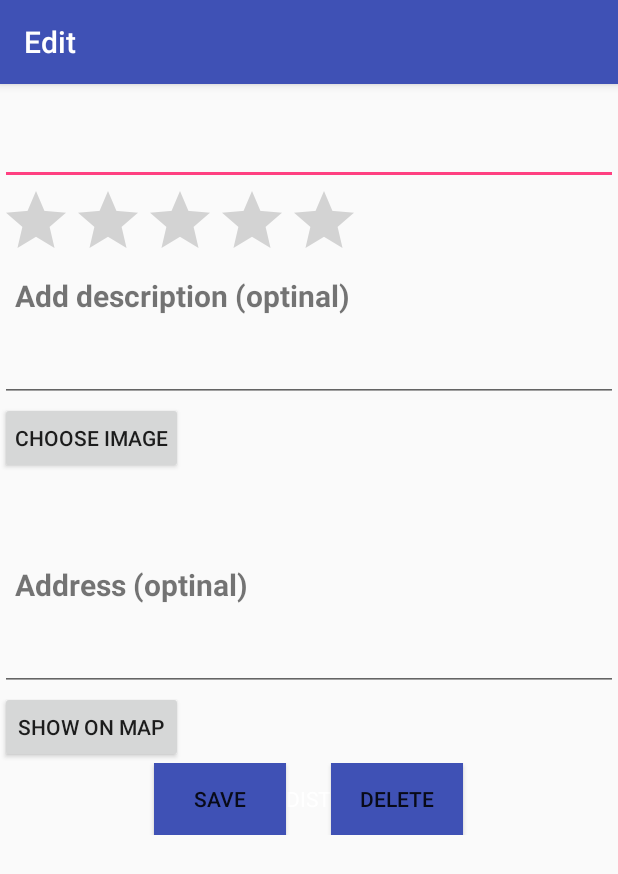
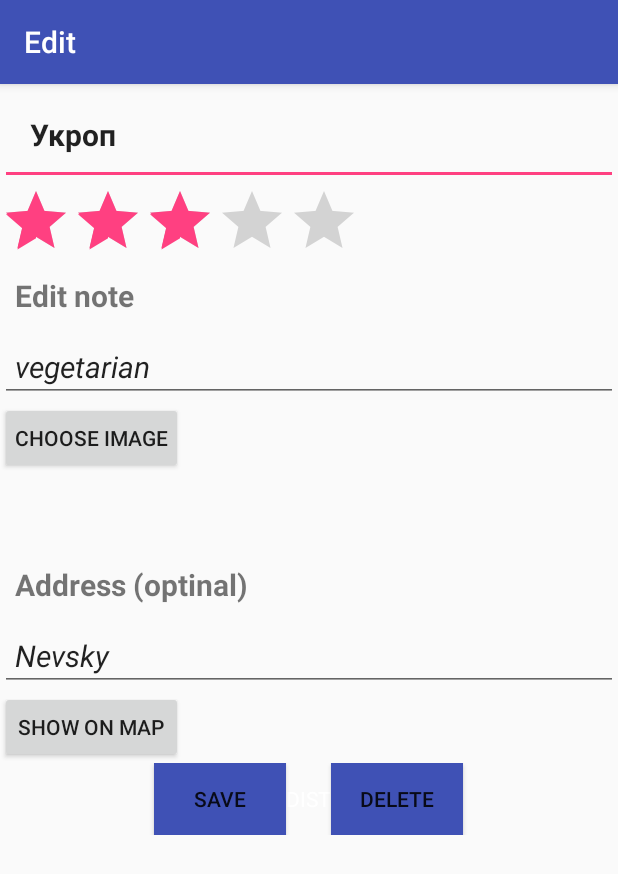
Before and after one commit to AlenKir/CafesApp, an Android app: the AllActivity screen opened directly, with no data from a screen before it, after a tap on "Укроп", on a phone screen of 412 x 824 dp. Shown: the top 874 px of the screen. Run offline under Robolectric (Android 15) with nearby library versions, the phone set to English and light mode, and no system bars.

Commit message:
edit function

```diff
--- a/app/src/main/java/com/example/alena_adm/cafesapp/AllActivity.java
+++ b/app/src/main/java/com/example/alena_adm/cafesapp/AllActivity.java
@@ -2,27 +2,56 @@ package com.example.alena_adm.cafesapp;
 
 import android.app.ListActivity;
 import android.content.Intent;
+import android.database.Cursor;
+import android.database.SQLException;
+import android.database.sqlite.SQLiteDatabase;
 import android.os.Bundle;
 import android.view.View;
 import android.widget.ArrayAdapter;
 import android.widget.ListView;
 import android.widget.Toast;
 
+import java.io.IOException;
+import java.util.ArrayList;
+
 /**
  * Created by Alena_Adm on 23.05.2018.
  */
 
-
-
 public class AllActivity extends ListActivity {
 
-    final String[] cafesNames = new String[] { "VeggieBox", "BerryBlin", "Укроп" };
+    ArrayList<String> cafesNames = new ArrayList<String>();
 
     private ArrayAdapter<String> mAdapter;
+    private DatabaseHelper mDBHelper;
+    private SQLiteDatabase mDb;
+    Cursor cursor;
 
     @Override
     protected void onCreate(Bundle savedInstanceState) {
         super.onCreate(savedInstanceState);
+
+        mDBHelper = new DatabaseHelper(this);
+
+        try {
+            mDBHelper.updateDataBase();
+        } catch (IOException mIOException) {
+            throw new Error("UnableToUpdateDatabase");
+        }
+
+        try {
+            mDb = mDBHelper.getWritableDatabase();
+        } catch (SQLException mSQLException) {
+            throw mSQLException;
+        }
+
+        Cursor cursor = mDb.rawQuery("SELECT * FROM cafes", null);
+        cursor.moveToFirst();
+        while (!cursor.isAfterLast()) {
+            cafesNames.add(cursor.getString(1));
+            cursor.moveToNext();
+        }
+        cursor.close();
 
         mAdapter = new ArrayAdapter<>(this,
                 android.R.layout.simple_list_item_1, cafesNames);
@@ -37,6 +66,7 @@ public class AllActivity extends ListActivity {
         Toast.makeText(getApplicationContext(),
                 "You chose " + l.getItemAtPosition(position).toString(), Toast.LENGTH_SHORT).show();
         Intent intObj = new Intent(this, EditActivity.class);
+        intObj.putExtra("id", position + 1);
         startActivity(intObj);
     }
 }
--- a/app/src/main/java/com/example/alena_adm/cafesapp/EditActivity.java
+++ b/app/src/main/java/com/example/alena_adm/cafesapp/EditActivity.java
@@ -1,7 +1,17 @@
 package com.example.alena_adm.cafesapp;
 
 import android.app.Activity;
+import android.content.Intent;
+import android.database.Cursor;
+import android.database.SQLException;
+import android.database.sqlite.SQLiteDatabase;
 import android.os.Bundle;
+import android.view.View;
+import android.widget.EditText;
+import android.widget.RatingBar;
+import android.widget.Toast;
+
+import java.io.IOException;
 
 /**
  * Created by Alena_Adm on 23.05.2018.
@@ -9,9 +19,104 @@ import android.os.Bundle;
 
 public class EditActivity extends Activity {
 
+    private DatabaseHelper mDBHelper;
+    private SQLiteDatabase mDb;
+    private Cursor cursor;
+
+
     @Override
     protected void onCreate(Bundle savedInstanceState) {
         super.onCreate(savedInstanceState);
         setContentView(R.layout.activity_edit);
+
+        mDBHelper = new DatabaseHelper(this);
+
+        try {
+            mDBHelper.updateDataBase();
+        } catch (IOException mIOException) {
+            throw new Error("UnableToUpdateDatabase");
+        }
+
+        try {
+            mDb = mDBHelper.getWritableDatabase();
+        } catch (SQLException mSQLException) {
+            throw mSQLException;
+        }
+
+        int cafe_id = 0;
+
+        Bundle extras = getIntent().getExtras();
+        if (extras != null) {
+            cafe_id = extras.getInt("id");
+        }
+
+        String name = "";
+        String note = "";
+        Integer rating = 0;
+        String address = "";
+
+        EditText e_name = (EditText) findViewById(R.id.edit_name);
+        EditText e_note = (EditText) findViewById(R.id.edit_note);
+        RatingBar e_rating = (RatingBar) findViewById(R.id.edit_rating);
+        EditText e_address = (EditText) findViewById(R.id.edit_address);
+
+        String q = "select * from " + "cafes" + " where " +
+                "_id" + "=?";
+
+        float r = 0;
+
+        if (cafe_id > 0) {
+            // получаем элемент по id из бд
+            cursor = mDb.rawQuery(q, new String[]{String.valueOf(cafe_id)});
+            cursor.moveToFirst();
+            e_name.setText(cursor.getString(1));
+            e_rating.setRating(cursor.getInt(2));
+            e_note.setText(cursor.getString(3));
+            e_address.setText(cursor.getString(5));
+            cursor.close();
+        }
+    }
+
+    public void onClickSave(View v)
+    {
+        EditText e_name = (EditText) findViewById(R.id.edit_name);
+        EditText e_note = (EditText) findViewById(R.id.edit_note);
+        RatingBar e_rating = (RatingBar) findViewById(R.id.edit_rating);
+        EditText e_address = (EditText) findViewById(R.id.edit_address);
+
+        String name = e_name.getText().toString();
+        String note = e_note.getText().toString();
+        String address = e_address.getText().toString();
+        Integer rating = Math.round(e_rating.getRating());
+
+        int cafe_id = 0;
+
+        Bundle extras = getIntent().getExtras();
+        if (extras != null) {
+            cafe_id = extras.getInt("id");
+        }
+        String q = "UPDATE table_name +" +
+                "SET column1 = value1, column2 = value2...., columnN = valueN +" +
+                "WHERE [condition];";
+        q = "update cafes set name = '" + name +"', note = '"
+                + note + "', address = '" + address + "'" +
+                ", rating = " + rating + " where _id=" + cafe_id;
+
+
+
+      try {
+            cursor = mDb.rawQuery(q, null);
+            mDb.execSQL(q);
+            Toast.makeText(getApplicationContext(),
+                    "You edited " + name, Toast.LENGTH_SHORT).show();
+        }
+        catch (Exception e)
+        {
+            Toast.makeText(getApplicationContext(),
+                    "Sorry, something went wrong.", Toast.LENGTH_SHORT).show();
+        }
+
+        Intent intObj = new Intent(this, MainActivity.class);
+        startActivity(intObj);
     }
 }
--- a/app/src/main/res/layout/activity_edit.xml
+++ b/app/src/main/res/layout/activity_edit.xml
@@ -5,7 +5,7 @@
     xmlns:app="http://schemas.android.com/apk/res-auto"
     android:orientation="vertical"
     xmlns:tools="http://schemas.android.com/tools"
-    tools:context="com.example.alena_adm.cafesapp.AddActivity">
+    tools:context="com.example.alena_adm.cafesapp.EditActivity">
 
     <android.support.design.widget.AppBarLayout
         android:layout_width="match_parent"
@@ -27,27 +27,32 @@
         android:layout_height="wrap_content"
         android:padding="20dp"
         android:textSize="20dp"
-        android:textStyle="bold"/>
+        android:textStyle="bold"
+        android:id="@+id/edit_name"
+        android:hint="Edit cafe's name here"/>
 
     <RatingBar
         android:layout_width="wrap_content"
         android:layout_height="50dp"
-        android:numStars="5"/>
+        android:numStars="5"
+        android:id="@+id/edit_rating"/>
 
     <TextView
         android:layout_width="match_parent"
         android:layout_height="wrap_content"
-        android:text="Add description (optinal)"
+        android:text="Edit note"
         android:padding="10dp"
         android:textSize="20dp"
-        android:textStyle="bold"/>
+        android:textStyle="bold"
+        />
 
     <EditText
         android:layout_width="match_parent"
         android:layout_height="wrap_content"
         android:padding="10dp"
         android:textSize="20dp"
-        android:textStyle="italic"/>
+        android:textStyle="italic"
+        android:id="@+id/edit_note"/>
 
     <Button
         android:layout_width="wrap_content"
@@ -73,7 +78,8 @@
         android:layout_height="wrap_content"
         android:padding="10dp"
         android:textSize="20dp"
-        android:textStyle="italic"/>
+        android:textStyle="italic"
+        android:id="@+id/edit_address"/>
 
     <Button
         android:layout_width="wrap_content"
@@ -89,6 +95,7 @@
             android:layout_height="wrap_content"
             android:text="Save"
             android:background="@color/colorPrimary"
+            android:onClick="onClickSave"
             />
         <TextView
             android:layout_width="wrap_content"
```
